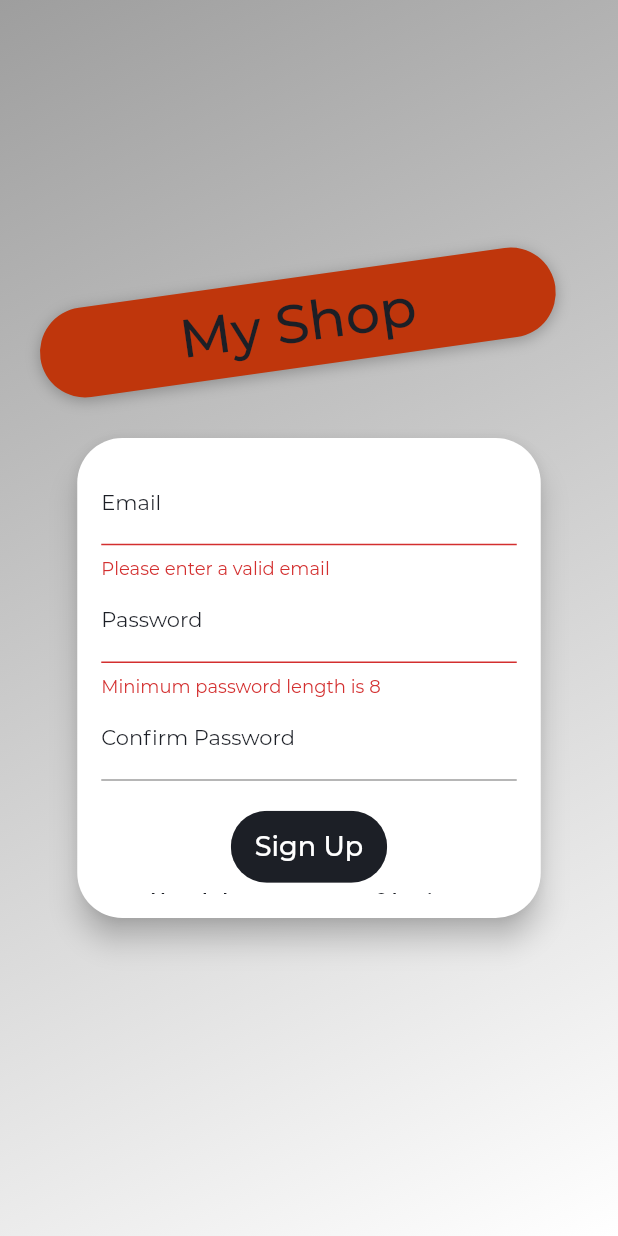
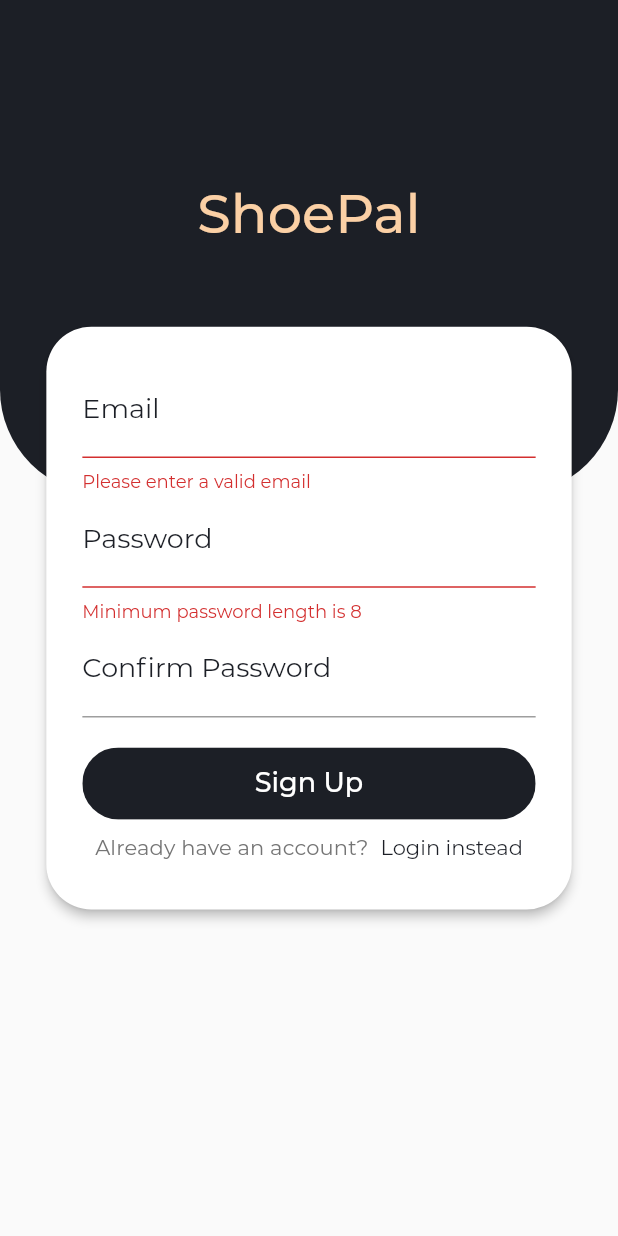
Before and after one commit to vans-id/shoe-pal, a Flutter app: the AuthScreen screen opened directly, after a tap on "Sign Up", on a phone screen of 412 x 824 dp. Run offline on Flutter 3.47's test engine with Material 2 defaults, Android fonts, the phone set to English and light mode, and no system bars; our stand-ins replace curved_navigation_bar.

Commit message:
adding auth token to products

```diff
--- a/lib/providers/products.dart
+++ b/lib/providers/products.dart
@@ -46,7 +46,9 @@ class Products with ChangeNotifier {
     // ),
   ];
 
-  // var _showFavoritesOnly = false;
+  final String _authToken;
+
+  Products(this._authToken, this._items);
 
   List<Product> get favoriteItems {
     return _items.where((item) => item.isFavorite).toList();
@@ -57,7 +59,8 @@ class Products with ChangeNotifier {
   }
 
   Future<void> fetchAndSetProducts() async {
-    const url = 'https://shoepal-7137e.firebaseio.com/products.json';
+    final url =
+        'https://shoepal-7137e.firebaseio.com/products.json?auth=$_authToken';
 
     try {
       final res = await http.get(url);
--- a/lib/screens/auth_screen.dart
+++ b/lib/screens/auth_screen.dart
@@ -1,6 +1,9 @@
-import 'dart:math';
+// import 'dart:math';
 import 'package:flutter/material.dart';
 import 'package:flutter/services.dart';
+import 'package:provider/provider.dart';
+import 'package:shoepal/models/http_exception.dart';
+import 'package:shoepal/providers/auth.dart';
 import 'package:shoepal/shared/colors.dart';
 import 'package:shoepal/shared/styles.dart';
 import 'package:shoepal/widget/button.dart';
@@ -14,65 +17,50 @@ class AuthScreen extends StatelessWidget {
   Widget build(BuildContext context) {
     final deviceSize = MediaQuery.of(context).size;
 
-    return Scaffold(
-      body: Stack(
+    return GestureDetector(
+      onTap: () {
+        FocusScopeNode currentFocus = FocusScope.of(context);
+
+        if (!currentFocus.hasPrimaryFocus) {
+          currentFocus.unfocus();
+        }
+      },
+      child: Scaffold(
+        extendBodyBehindAppBar: true,
+        body: SizedBox(
+          height: deviceSize.height,
+          child: Stack(
             children: <Widget>[
               Container(
+                margin: const EdgeInsets.only(bottom: 20),
+                padding: const EdgeInsets.only(top: 120),
+                width: deviceSize.width,
+                height: deviceSize.height * 0.4,
                 decoration: BoxDecoration(
-              gradient: LinearGradient(
-                colors: [
-                  Colors.grey,
-                  Colors.white,
-                ],
-                begin: Alignment.topLeft,
-                end: Alignment.bottomRight,
-                stops: [0, 1],
+                  borderRadius: BorderRadius.only(
+                    bottomLeft: Radius.circular(70),
+                    bottomRight: Radius.circular(70),
+                  ),
+                  color: customBlack,
+                ),
+                child: Text(
+                  'ShoePal',
+                  style: Theme.of(context)
+                      .textTheme
+                      .headline1
+                      .copyWith(color: customPrimary),
+                  textAlign: TextAlign.center,
                 ),
               ),
+              Positioned.fill(
+                child: Align(
+                  alignment: Alignment.center,
+                  child: AuthCard(),
                 ),
-          SingleChildScrollView(
-            child: Container(
-              height: deviceSize.height,
-              width: deviceSize.width,
-              child: Column(
-                mainAxisAlignment: MainAxisAlignment.center,
-                crossAxisAlignment: CrossAxisAlignment.center,
-                children: <Widget>[
-                  Flexible(
-                    child: Container(
-                      margin: const EdgeInsets.only(bottom: 20),
-                      padding: const EdgeInsets.symmetric(
-                        vertical: 8,
-                        horizontal: 94,
-                      ),
-                      transform: Matrix4.rotationZ(-8 * pi / 180)
-                        ..translate(-10.0),
-                      decoration: BoxDecoration(
-                        borderRadius: BorderRadius.circular(30),
-                        color: Colors.deepOrange[900],
-                        boxShadow: [
-                          BoxShadow(
-                            blurRadius: 8,
-                            color: Colors.black26,
-                            offset: Offset(0, 2),
-                          )
-                        ],
-                      ),
-                      child: Text(
-                        'My Shop',
-                        style: Theme.of(context).textTheme.headline1,
-                      ),
-                    ),
-                  ),
-                  Flexible(
-                    flex: deviceSize.width > 600 ? 2 : 1,
-                    child: AuthCard(),
               ),
             ],
           ),
         ),
-          )
-        ],
       ),
     );
   }
@@ -84,16 +72,46 @@ class AuthCard extends StatefulWidget {
 }
 
 class _AuthCardState extends State<AuthCard> {
+  var _isLoading = false;
   final GlobalKey<FormState> _formKey = GlobalKey();
   AuthMode _authMode = AuthMode.Signup;
   Map<String, String> _authData = {
     'email': '',
     'password': '',
   };
-  bool _isLoading = false;
   final _passwordController = TextEditingController();
 
-  void _onSubmit() {
+  void _showErrorDialog(String message) {
+    showDialog(
+      context: context,
+      builder: (ctx) => AlertDialog(
+        shape: RoundedRectangleBorder(
+          borderRadius: BorderRadius.circular(30),
+        ),
+        title: Text(
+          'Error Found',
+          style: Theme.of(context).textTheme.headline3,
+        ),
+        content: Text(
+          message,
+          style: Theme.of(context).textTheme.bodyText2,
+        ),
+        actions: <Widget>[
+          FlatButton(
+            onPressed: () {
+              Navigator.of(ctx).pop();
+            },
+            child: Text(
+              'Okay',
+              style: Theme.of(context).textTheme.bodyText1,
+            ),
+          ),
+        ],
+      ),
+    );
+  }
+
+  Future<void> _onSubmit() async {
     if (!_formKey.currentState.validate()) {
       // form is invalid
       return;
@@ -103,8 +121,40 @@ class _AuthCardState extends State<AuthCard> {
       _isLoading = true;
     });
 
+    try {
       if (_authMode == AuthMode.Login) {
-    } else {}
+        await Provider.of<Auth>(
+          context,
+          listen: false,
+        ).signIn(_authData['email'], _authData['password']);
+      } else {
+        await Provider.of<Auth>(
+          context,
+          listen: false,
+        ).signUp(_authData['email'], _authData['password']);
+      }
+    } on HttpException catch (err) {
+      var errorMessage = 'Authentication Failed';
+      if (err.toString().contains('EMAIL_EXISTS')) {
+        errorMessage = 'This email has already taken';
+      }
+      if (err.toString().contains('INVALID_EMAIL')) {
+        errorMessage = 'This is not a valid email address';
+      }
+      if (err.toString().contains('WEAK_PASSWORD')) {
+        errorMessage = 'This password is too weak';
+      }
+      if (err.toString().contains('EMAIL_NOT_FOUND')) {
+        errorMessage = 'Cannot find user with that email';
+      }
+      if (err.toString().contains('INVALID_PASSWORD')) {
+        errorMessage = 'Invalid credentials';
+      }
+      _showErrorDialog(errorMessage);
+    } catch (err) {
+      const errorMessage = 'Cannot log you in. Please try again later';
+      _showErrorDialog(errorMessage);
+    }
 
     setState(() {
       _isLoading = false;
@@ -128,25 +178,23 @@ class _AuthCardState extends State<AuthCard> {
     final deviceSize = MediaQuery.of(context).size;
 
     return Card(
+      elevation: 3,
       shape: RoundedRectangleBorder(
         borderRadius: BorderRadius.circular(30),
       ),
-      elevation: 8,
       child: Container(
-        height: _authMode == AuthMode.Signup ? 320 : 260,
-        constraints: BoxConstraints(
-          minHeight: _authMode == AuthMode.Signup ? 320 : 260,
-        ),
-        width: deviceSize.width * 0.75,
-        padding: EdgeInsets.all(16),
+        width: deviceSize.width * 0.85,
+        padding: EdgeInsets.all(24),
         child: Form(
           key: _formKey,
           child: SingleChildScrollView(
             child: Column(
+              mainAxisSize: MainAxisSize.min,
               children: <Widget>[
                 TextFormField(
                   decoration: giveInputStyle('Email'),
                   keyboardType: TextInputType.emailAddress,
+                  style: Theme.of(context).textTheme.bodyText1,
                   validator: (val) {
                     if (val.isEmpty || !val.contains('@')) {
                       return 'Please enter a valid email';
@@ -161,6 +209,7 @@ class _AuthCardState extends State<AuthCard> {
                   decoration: giveInputStyle('Password'),
                   obscureText: true,
                   controller: _passwordController,
+                  style: Theme.of(context).textTheme.bodyText1,
                   validator: (val) {
                     if (val.isEmpty || val.length < 8) {
                       return 'Minimum password length is 8';
@@ -176,6 +225,7 @@ class _AuthCardState extends State<AuthCard> {
                     enabled: _authMode == AuthMode.Signup,
                     decoration: giveInputStyle('Confirm Password'),
                     obscureText: true,
+                    style: Theme.of(context).textTheme.bodyText1,
                     validator: _authMode == AuthMode.Signup
                         ? (val) {
                             if (val != _passwordController.text) {
@@ -186,24 +236,42 @@ class _AuthCardState extends State<AuthCard> {
                         : null,
                   ),
                 SizedBox(height: 20),
-                if (_isLoading)
-                  CircularProgressIndicator()
-                else
-                  Button(
-                    title: _authMode == AuthMode.Login ? 'Login' : 'Sign Up',
+                Row(
+                  children: [
+                    Expanded(
+                      child: Button(
+                        title:
+                            _authMode == AuthMode.Login ? 'Login' : 'Sign Up',
                         onPressed: _onSubmit,
+                        isLoading: _isLoading,
                       ),
+                    )
+                  ],
+                ),
+                Row(
+                  mainAxisAlignment: MainAxisAlignment.center,
+                  children: [
+                    Text(
+                      _authMode == AuthMode.Login
+                          ? 'Don\'t have an account?'
+                          : 'Already have an account?',
+                      style: Theme.of(context).textTheme.subtitle2,
+                    ),
+                    SizedBox(width: 8),
                     FlatButton(
                       onPressed: _switchAuthMode,
                       child: Text(
-                      '${_authMode == AuthMode.Login ? 'Don\'t have an account? Signup' : 'Already have an account? Login'} instead'),
+                        '${_authMode == AuthMode.Login ? 'Signup' : 'Login'} instead',
+                        style: Theme.of(context).textTheme.subtitle1,
+                      ),
                       padding: const EdgeInsets.symmetric(
-                    horizontal: 30,
+                        horizontal: 0,
                         vertical: 4,
                       ),
                       materialTapTargetSize: MaterialTapTargetSize.shrinkWrap,
-                  textColor: customBlack,
                     )
+                  ],
+                ),
               ],
             ),
           ),
--- a/lib/widget/action_buttons.dart
+++ b/lib/widget/action_buttons.dart
@@ -16,11 +16,11 @@ class ActionButtons extends StatelessWidget {
       value: loadedProduct,
       child: Container(
         width: double.infinity,
-        height: 90,
+        height: 70,
         color: Colors.white,
         child: Padding(
           padding: const EdgeInsets.symmetric(
-            vertical: 16,
+            vertical: 4,
             horizontal: 30,
           ),
           child: Row(
```
Also changed, not shown: lib/main.dart (+18 -6 lines), lib/providers/auth.dart (added, +75 -0 lines), lib/providers/cart.dart (+0 -51 lines), lib/screens/cart_screen.dart (+41 -15 lines), lib/screens/nav_screen.dart (+7 -17 lines), lib/screens/orders_screen.dart (+30 -32 lines). Lines whose indentation alone changed are shown as unchanged.
